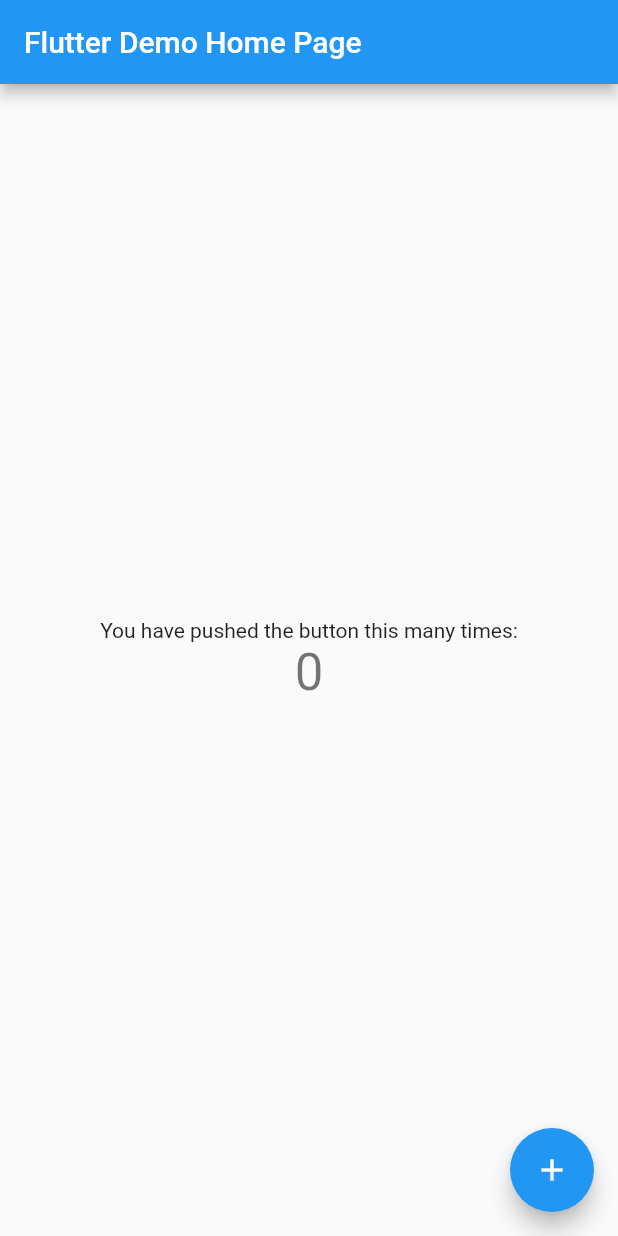
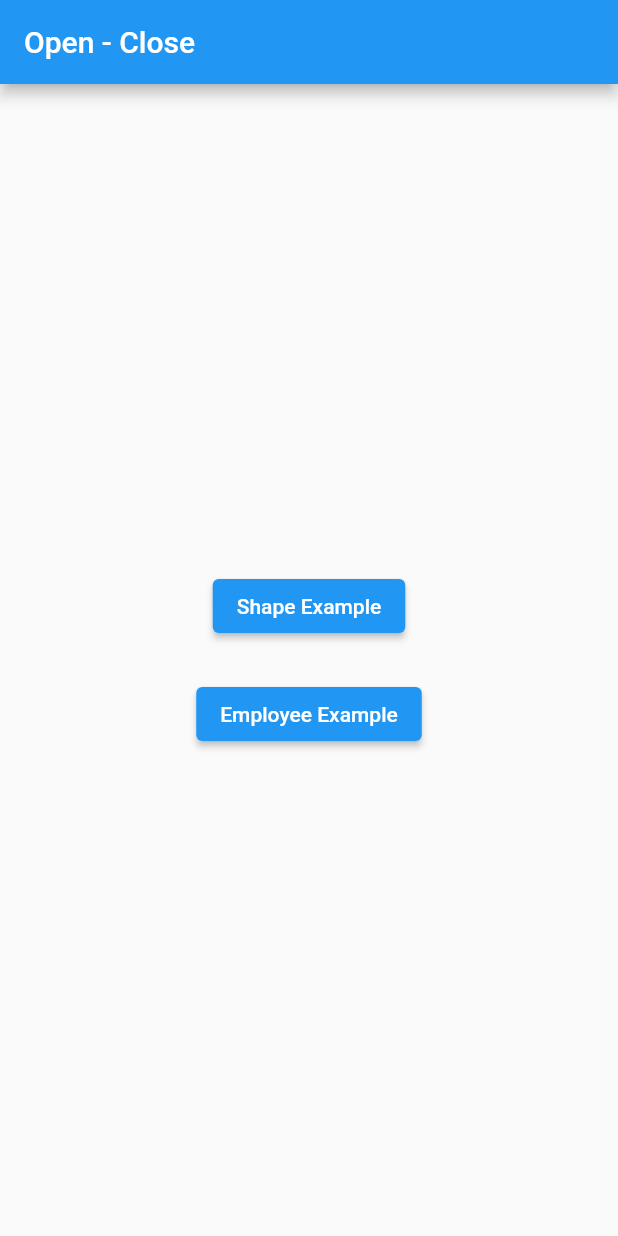
Before and after one commit to AhmedMostafaElsisy/SOLID_Principles, a Flutter app: the screen it shows after launch, on a phone screen of 412 x 824 dp. Run offline on Flutter 3.47's test engine with Material 2 defaults, Android fonts, the phone set to English and light mode, and no system bars.

Commit message:
add open close example

```diff
--- /dev/null
+++ b/lib/employee_example/employee_solution.dart
@@ -0,0 +1,46 @@
+abstract class Employee {
+  int id;
+  String name;
+  double salary;
+
+  Employee({
+    required this.id,
+    required this.name,
+    required this.salary,
+  });
+
+  double calcHoursBonus(double hours);
+
+  @override
+  String toString() {
+    return 'Employee id : $id , name : $name';
+  }
+}
+
+class Manager extends Employee {
+  Manager({
+    required super.id,
+    required super.name,
+    required super.salary,
+  });
+
+  @override
+  double calcHoursBonus(double hours) {
+    double equation = ((salary / 30) / 8) * hours;
+    return equation * 2;
+  }
+}
+
+class RegularEmp extends Employee {
+  RegularEmp({
+    required super.id,
+    required super.name,
+    required super.salary,
+  });
+
+  @override
+  double calcHoursBonus(double hours) {
+    double equation = ((salary / 30) / 8) * hours;
+    return equation;
+  }
+}
--- /dev/null
+++ b/lib/employee_example/employee_violation.dart
@@ -0,0 +1,28 @@
+
+class Employee {
+  String id;
+  String name;
+  double salary;
+  String employeeType;
+
+  Employee(
+      {required this.id,
+      required this.name,
+      required this.salary,
+      required this.employeeType});
+
+  double calcHoursBonus(double hours) {
+    //!change here
+    double equation = ((salary / 30) / 8) * hours;
+    if (employeeType == 'manager') {
+      return equation * 2;
+    } else {
+      return equation;
+    }
+  }
+
+  @override
+  String toString() {
+    return 'Employee id : $id , name : $name';
+  }
+}
--- a/lib/main.dart
+++ b/lib/main.dart
@@ -1,4 +1,9 @@
+import 'dart:developer';
+
 import 'package:flutter/material.dart';
+import 'package:solid_principles/open_close_example/shape_solution.dart';
+
+import 'employee_example/employee_solution.dart';
 
 void main() {
   runApp(const MyApp());
@@ -7,39 +12,20 @@ void main() {
 class MyApp extends StatelessWidget {
   const MyApp({super.key});
 
-  // This widget is the root of your application.
   @override
   Widget build(BuildContext context) {
     return MaterialApp(
       title: 'Flutter Demo',
       theme: ThemeData(
-        // This is the theme of your application.
-        //
-        // Try running your application with "flutter run". You'll see the
-        // application has a blue toolbar. Then, without quitting the app, try
-        // changing the primarySwatch below to Colors.green and then invoke
-        // "hot reload" (press "r" in the console where you ran "flutter run",
-        // or simply save your changes to "hot reload" in a Flutter IDE).
-        // Notice that the counter didn't reset back to zero; the application
-        // is not restarted.
         primarySwatch: Colors.blue,
       ),
-      home: const MyHomePage(title: 'Flutter Demo Home Page'),
+      home: const MyHomePage(title: 'Open - Close'),
     );
   }
 }
 
 class MyHomePage extends StatefulWidget {
   const MyHomePage({super.key, required this.title});
-
-  // This widget is the home page of your application. It is stateful, meaning
-  // that it has a State object (defined below) that contains fields that affect
-  // how it looks.
-
-  // This class is the configuration for the state. It holds the values (in this
-  // case the title) provided by the parent (in this case the App widget) and
-  // used by the build method of the State. Fields in a Widget subclass are
-  // always marked "final".
 
   final String title;
 
@@ -48,68 +34,48 @@ class MyHomePage extends StatefulWidget {
 }
 
 class _MyHomePageState extends State<MyHomePage> {
-  int _counter = 0;
+  _shapeExample() {
+    Rectangle rec = Rectangle(width: 23, length: 4);
+    Circle circle = Circle(radius: 10);
+    ShapeDrawer drawer = ShapeDrawer();
+    drawer.drawShape(rec);
+    drawer.drawShape(circle);
+  }
 
-  void _incrementCounter() {
-    setState(() {
-      // This call to setState tells the Flutter framework that something has
-      // changed in this State, which causes it to rerun the build method below
-      // so that the display can reflect the updated values. If we changed
-      // _counter without calling setState(), then the build method would not be
-      // called again, and so nothing would appear to happen.
-      _counter++;
-    });
+  _employeeExample() {
+    Employee emp1 = Manager(id: 1, name: 'manger name', salary: 1000);
+    Employee emp2 = RegularEmp(id: 2, name: 'employee name', salary: 1000);
+
+    log("$emp1 Bonus : ${emp1.calcHoursBonus(5)}");
+    log("$emp2 Bonus : ${emp2.calcHoursBonus(5)}");
   }
 
   @override
   Widget build(BuildContext context) {
-    // This method is rerun every time setState is called, for instance as done
-    // by the _incrementCounter method above.
-    //
-    // The Flutter framework has been optimized to make rerunning build methods
-    // fast, so that you can just rebuild anything that needs updating rather
-    // than having to individually change instances of widgets.
     return Scaffold(
       appBar: AppBar(
-        // Here we take the value from the MyHomePage object that was created by
-        // the App.build method, and use it to set our appbar title.
         title: Text(widget.title),
       ),
       body: Center(
-        // Center is a layout widget. It takes a single child and positions it
-        // in the middle of the parent.
         child: Column(
-          // Column is also a layout widget. It takes a list of children and
-          // arranges them vertically. By default, it sizes itself to fit its
-          // children horizontally, and tries to be as tall as its parent.
-          //
-          // Invoke "debug painting" (press "p" in the console, choose the
-          // "Toggle Debug Paint" action from the Flutter Inspector in Android
-          // Studio, or the "Toggle Debug Paint" command in Visual Studio Code)
-          // to see the wireframe for each widget.
-          //
-          // Column has various properties to control how it sizes itself and
-          // how it positions its children. Here we use mainAxisAlignment to
-          // center the children vertically; the main axis here is the vertical
-          // axis because Columns are vertical (the cross axis would be
-          // horizontal).
           mainAxisAlignment: MainAxisAlignment.center,
           children: <Widget>[
-            const Text(
-              'You have pushed the button this many times:',
+            ElevatedButton(
+                onPressed: () {
+                  _shapeExample();
+                },
+                child: const Text("Shape Example")),
+            const SizedBox(
+              height: 24,
             ),
-            Text(
-              '$_counter',
-              style: Theme.of(context).textTheme.headline4,
-            ),
+            ElevatedButton(
+                onPressed: () {
+                  _employeeExample();
+                },
+                child: const Text("Employee Example")),
           ],
         ),
       ),
-      floatingActionButton: FloatingActionButton(
-        onPressed: _incrementCounter,
-        tooltip: 'Increment',
-        child: const Icon(Icons.add),
-      ), // This trailing comma makes auto-formatting nicer for build methods.
     );
   }
 }
--- /dev/null
+++ b/lib/open_close_example/shape_solution.dart
@@ -0,0 +1,42 @@
+import 'dart:developer';
+
+abstract class Shape {
+  void draw();
+}
+
+class Rectangle extends Shape {
+  double width;
+  double length;
+
+  Rectangle({
+    required this.width,
+    required this.length,
+  });
+
+  @override
+  void draw() {
+    log("draw rectangle");
+  }
+}
+
+class Circle extends Shape {
+  double radius;
+
+  Circle({
+    required this.radius,
+  });
+
+  @override
+  void draw() {
+    log("draw circle");
+  }
+}
+
+// * now can add classes extends from Shape
+
+class ShapeDrawer {
+  //this is close to change
+  void drawShape(Shape shape) {
+    shape.draw();
+  }
+}
--- /dev/null
+++ b/lib/open_close_example/shape_violation.dart
@@ -0,0 +1,31 @@
+class Rectangle {
+  double width;
+  double length;
+
+  Rectangle({
+    required this.width,
+    required this.length,
+  });
+
+  void drawRectangle() {}
+}
+
+class Square {
+  double side;
+
+  Square({
+    required this.side,
+  });
+
+  void drawSquare() {}
+}
+
+class ShapeDrawer {
+  void drawShape(Object shape) {
+    if (shape is Rectangle) {
+      shape.drawRectangle();
+    } else if (shape is Square) {
+      shape.drawSquare();
+    }
+  }
+}
```
Also changed, not shown: 3 other files.
